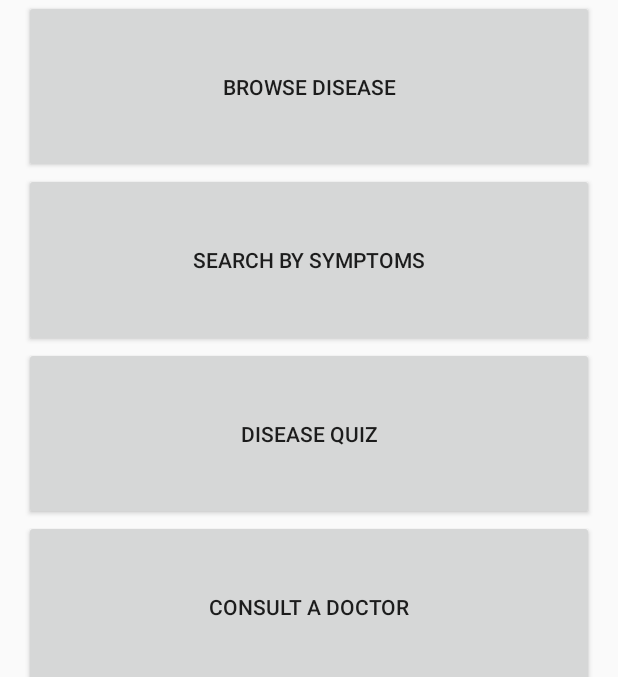
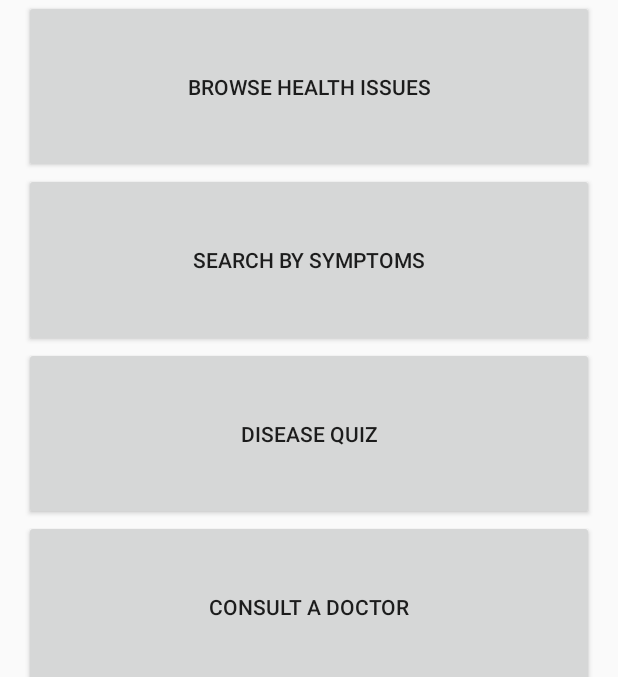
Before and after one commit to Umang31/SmartHealth, an Android app: the screen it shows after launch (TopLevelActivity), after a tap on an icon or button, on a phone screen of 412 x 824 dp, the part 173-850 px from its top. Run offline under Robolectric (Android 15) with nearby library versions, the phone set to English and light mode, and no system bars.

Commit message:
Updated UI

```diff
--- a/app/src/main/java/com/example/umangpatel/smarthealth/DiseaseActivity.java
+++ b/app/src/main/java/com/example/umangpatel/smarthealth/DiseaseActivity.java
@@ -28,7 +28,7 @@ public class DiseaseActivity extends Activity {
         fab.setOnClickListener(new View.OnClickListener() {
             public void onClick(View v) {
                 Intent intent = new Intent(Intent.ACTION_DIAL);
-                intent.setData(Uri.parse("tel:9111"));
+                intent.setData(Uri.parse("tel:911"));
                 startActivity(intent);
             }
         });
--- a/app/src/main/java/com/example/umangpatel/smarthealth/DiseaseQuiz.java
+++ b/app/src/main/java/com/example/umangpatel/smarthealth/DiseaseQuiz.java
@@ -62,7 +62,7 @@ public class DiseaseQuiz extends AppCompatActivity {
         fab.setOnClickListener(new View.OnClickListener() {
             public void onClick(View v) {
                 Intent intent = new Intent(Intent.ACTION_DIAL);
-                intent.setData(Uri.parse("tel:9111"));
+                intent.setData(Uri.parse("tel:911"));
                 startActivity(intent);
             }
         });
--- a/app/src/main/java/com/example/umangpatel/smarthealth/SearchBySymptomsCategoryActivity.java
+++ b/app/src/main/java/com/example/umangpatel/smarthealth/SearchBySymptomsCategoryActivity.java
@@ -21,7 +21,7 @@ public class SearchBySymptomsCategoryActivity extends AppCompatActivity{
         fab.setOnClickListener(new View.OnClickListener() {
             public void onClick(View v) {
                 Intent intent = new Intent(Intent.ACTION_DIAL);
-                intent.setData(Uri.parse("tel:9111"));
+                intent.setData(Uri.parse("tel:911"));
                 startActivity(intent);
             }
         });
--- a/app/src/main/java/com/example/umangpatel/smarthealth/ShowVideoCategoryActivity.java
+++ b/app/src/main/java/com/example/umangpatel/smarthealth/ShowVideoCategoryActivity.java
@@ -29,7 +29,7 @@ public class ShowVideoCategoryActivity extends YouTubeBaseActivity{
         fab.setOnClickListener(new View.OnClickListener() {
             public void onClick(View v) {
                 Intent intent = new Intent(Intent.ACTION_DIAL);
-                intent.setData(Uri.parse("tel:9111"));
+                intent.setData(Uri.parse("tel:911"));
                 startActivity(intent);
             }
         });
--- a/app/src/main/java/com/example/umangpatel/smarthealth/TopLevelActivity.java
+++ b/app/src/main/java/com/example/umangpatel/smarthealth/TopLevelActivity.java
@@ -21,7 +21,7 @@ public class TopLevelActivity extends Activity{
         fab.setOnClickListener(new View.OnClickListener(){
             public void onClick(View v){
                 Intent intent = new Intent(Intent.ACTION_DIAL);
-                intent.setData(Uri.parse("tel:9111"));
+                intent.setData(Uri.parse("tel:911"));
                 startActivity(intent);
             }
         });
@@ -44,7 +44,7 @@ public class TopLevelActivity extends Activity{
 
     public void emailDoctor(View view){
         Intent intent = new Intent(Intent.ACTION_SENDTO);
-        intent.setData(Uri.parse("mailto:"));
+        intent.setData(Uri.parse("mailto:smarthealthdoctor@gmail.com"));
         intent.putExtra(Intent.EXTRA_SUBJECT, "Need Consultation");
         if(intent.resolveActivity(getPackageManager()) != null){
             startActivity(intent);
--- a/app/src/main/res/layout/content_disease_quiz.xml
+++ b/app/src/main/res/layout/content_disease_quiz.xml
@@ -18,6 +18,7 @@
         android:layout_width="wrap_content"
         android:layout_height="wrap_content"
         android:layout_gravity="center"
+        android:textSize="17sp"
         android:padding="20dp" />
 
     <Button
--- a/app/src/main/res/values/strings.xml
+++ b/app/src/main/res/values/strings.xml
@@ -2,7 +2,7 @@
     <string name="app_name">Smart Health</string>
     <string name="action_settings">Settings</string>
     <string name="smart_health">Smart Health</string>
-    <string name="browse_disease">Browse Disease</string>
+    <string name="browse_disease">Browse Health Issues</string>
     <string name="search_by_symptoms">Search By Symptoms</string>
     <string name="symptoms">Symptoms:</string>
     <string name="overview">Overview:</string>
```
